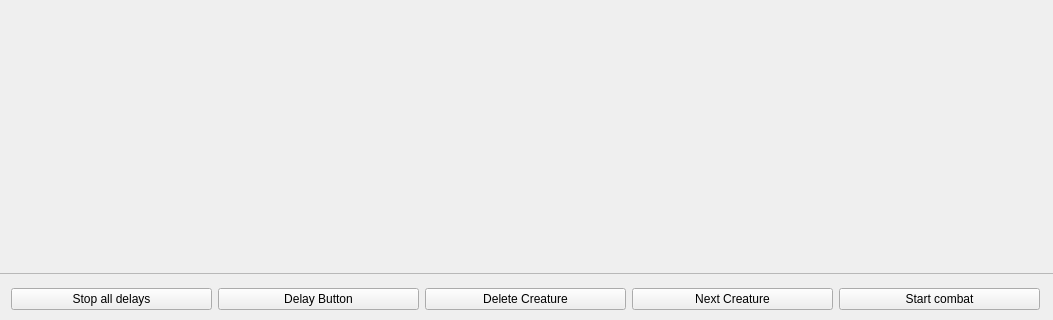
Above: initiativewindow.ui from stenver/dnd_initiative_order before the change; both pictures show x 0 to 1053 and y 346 to 666 of the 1053 by 666 pixel window. Below: the same form after it.
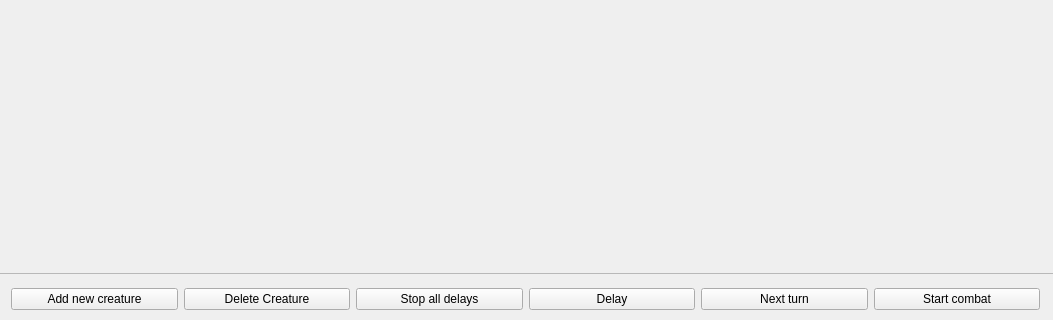
That is the form after the change.

Commit message: Implement adding new creature, sound, deleting, combat ending

Diff of the .ui file:
```diff
--- a/initiativewindow.ui
+++ b/initiativewindow.ui
@@ -23,6 +23,20 @@
     </rect>
    </property>
    <layout class="QHBoxLayout" name="horizontalLayout">
+    <item>
+     <widget class="QPushButton" name="addNewCreature">
+      <property name="text">
+       <string>Add new creature</string>
+      </property>
+     </widget>
+    </item>
+    <item>
+     <widget class="QPushButton" name="deleteCreatureButton">
+      <property name="text">
+       <string>Delete Creature</string>
+      </property>
+     </widget>
+    </item>
     <item>
      <widget class="QPushButton" name="stopDelayButton">
       <property name="text">
@@ -33,21 +47,14 @@
     <item>
      <widget class="QPushButton" name="delayButton">
       <property name="text">
-       <string>Delay Button</string>
-      </property>
-     </widget>
-    </item>
-    <item>
-     <widget class="QPushButton" name="deleteCreatureButton">
-      <property name="text">
-       <string>Delete Creature</string>
+       <string>Delay</string>
       </property>
      </widget>
     </item>
     <item>
      <widget class="QPushButton" name="nextCreatureButton">
       <property name="text">
-       <string>Next Creature</string>
+       <string>Next turn</string>
       </property>
      </widget>
     </item>
```
Left out of the diff: 23 changed lines with no effect on the pictures. The commit also changes 12 other files.
